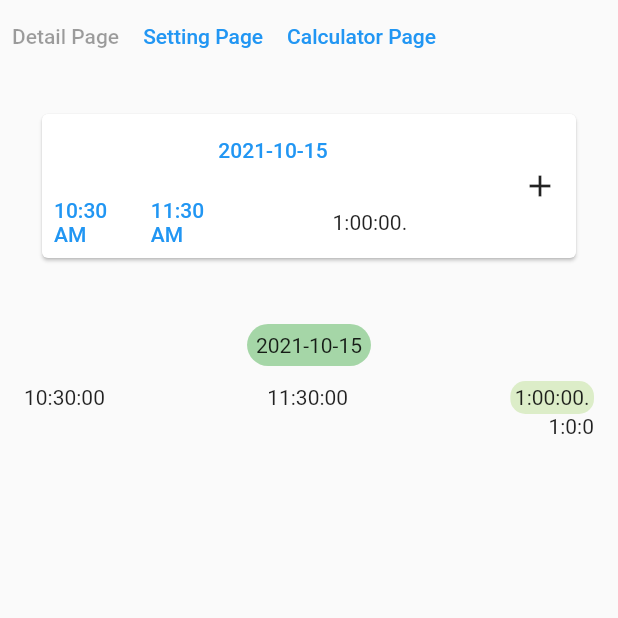
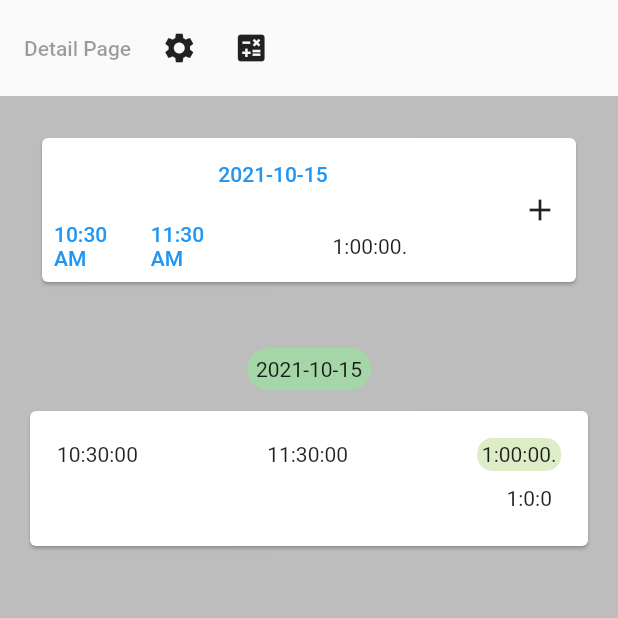
Before and after one commit to hpn33/job_schedule, a Flutter app: the HomePage screen opened directly, after a tap on the "add" icon, on a phone screen of 412 x 824 dp, the top half of it. Run offline on Flutter 3.47's test engine with Material 2 defaults, Android fonts, the phone set to English and light mode, and no system bars; our stand-ins replace flutter_hooks, flutter_riverpod, hive_flutter, hooks_riverpod, moor; accounts and stored records are empty; generated files the repository leaves out were written again.

Commit message:
better ui --

```diff
--- a/lib/src/page/home/comp/day_record_card.dart
+++ b/lib/src/page/home/comp/day_record_card.dart
@@ -28,14 +28,26 @@ class DayRecordCard extends StatelessWidget {
             ],
           ),
           const SizedBox(height: 10),
+          Card(
+            child: Padding(
+              padding: const EdgeInsets.all(16.0),
+              child: Column(
+                children: [
                   Column(
                     children: [for (final time in times) timeCard(time)],
                   ),
-          Row(
+                  Padding(
+                    padding: const EdgeInsets.all(8.0),
+                    child: Row(
                       mainAxisAlignment: MainAxisAlignment.end,
                       children: [
                         Text(sumOfTimes(times)),
                       ],
+                    ),
+                  ),
+                ],
+              ),
+            ),
           ),
         ],
       ),
@@ -43,7 +55,9 @@ class DayRecordCard extends StatelessWidget {
   }
 
   Widget timeCard(Time time) {
-    return Row(
+    return Padding(
+      padding: const EdgeInsets.all(2.0),
+      child: Row(
         mainAxisAlignment: MainAxisAlignment.spaceBetween,
         children: [
           Text(DateFormat.Hms().format(time.start)),
@@ -58,6 +72,7 @@ class DayRecordCard extends StatelessWidget {
                 (time.end.difference(time.start)).toString().substring(0, 8)),
           ),
         ],
+      ),
     );
   }
 
--- a/lib/src/page/home/home.dart
+++ b/lib/src/page/home/home.dart
@@ -28,6 +28,7 @@ class HomePage extends HookWidget {
     }, []);
 
     return Scaffold(
+      backgroundColor: Colors.grey[400],
       body: SafeArea(
         child: Column(
           children: [
@@ -46,15 +47,19 @@ class HomePage extends HookWidget {
     );
   }
 
-  Row appBar(BuildContext context) {
-    return Row(
+  Widget appBar(BuildContext context) {
+    return Material(
+      child: Padding(
+        padding: const EdgeInsets.all(8.0),
+        child: Row(
           children: [
             const TextButton(
               child: Text('Detail Page'),
               onPressed: null, // TODO:
             ),
-        TextButton(
-          child: const Text('Setting Page'),
+            IconButton(
+              icon: const Icon(Icons.settings),
+              // child: const Text('Setting'),
               onPressed: () {
                 Navigator.push(
                   context,
@@ -62,8 +67,9 @@ class HomePage extends HookWidget {
                 );
               },
             ),
-        TextButton(
-          child: const Text('Calculator Page'),
+            IconButton(
+              icon: const Icon(Icons.calculate),
+              // child: const Text('Calculator'),
               onPressed: () {
                 Navigator.push(
                   context,
@@ -72,6 +78,8 @@ class HomePage extends HookWidget {
               },
             ),
           ],
+        ),
+      ),
     );
   }
 
```
Also changed, not shown: lib/src/page/calculator/calculate_page.dart (+38 -7 lines), lib/src/page/setting/setting.dart (+13 -2 lines). Lines whose indentation alone changed are shown as unchanged.
